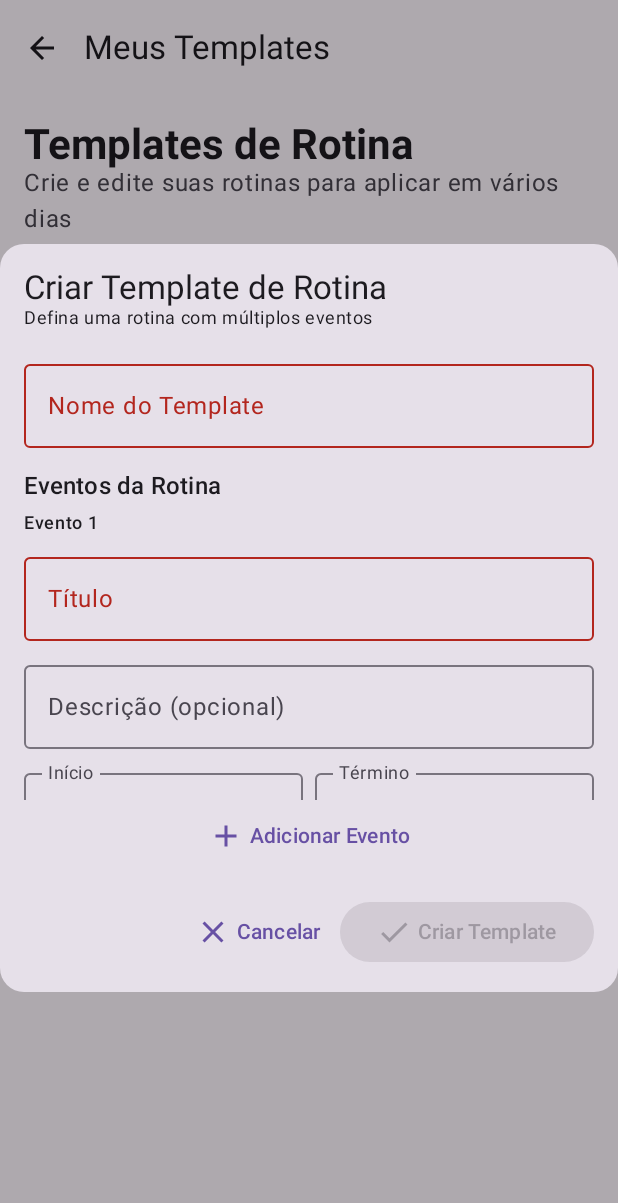
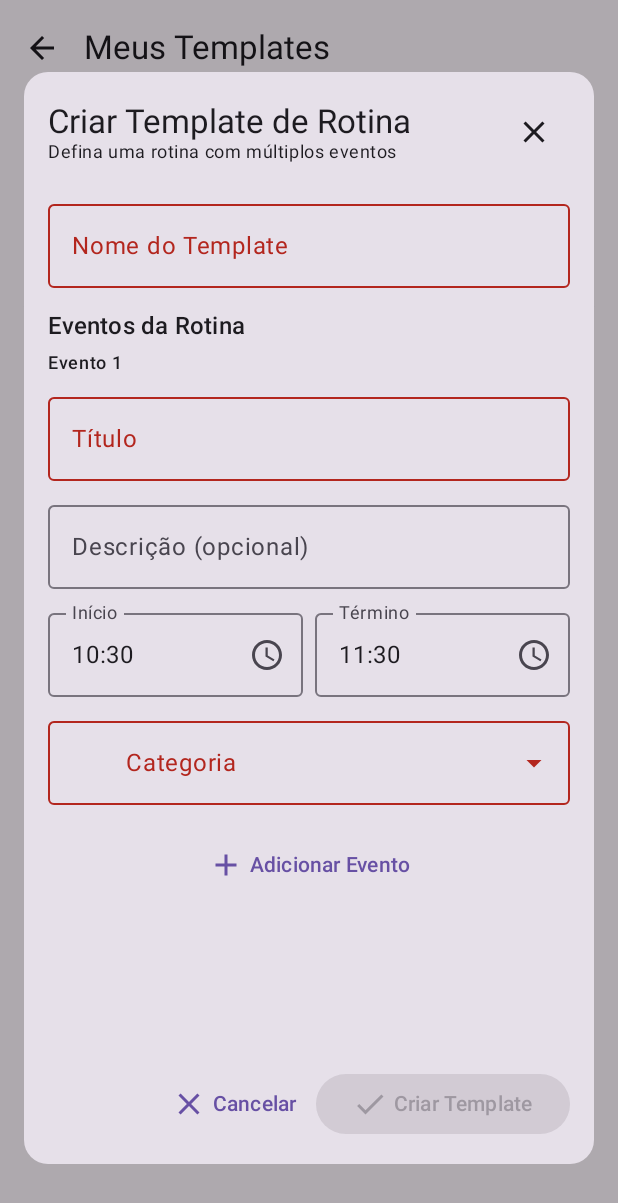
Before and after one commit to FabricioLimaa/Momentus, an Android app built with Jetpack Compose: the TemplatesActivity screen opened directly, with no data from a screen before it, after a tap on "Novo Template", on a phone screen of 412 x 824 dp. Shown: the top 1203 px of the screen. Run offline under Robolectric (Android 15) with nearby library versions, the phone set to English and light mode, and no system bars; our stand-ins replace Dagger/Hilt's generated code, Firebase (no records; nobody signed in at launch, a user with empty details on screens opened directly), Room's generated code.

Commit message:
Refatoração: Transforma diálogo de criação de template em tela cheia
Este commit refatora o diálogo de criação e edição de templates (`CreateTemplateDialog`) para que ele ocupe a tela inteira, melhorando a usabilidade em dispositivos móveis.

A transformação do diálogo em uma experiência de tela cheia (`DialogProperties(usePlatformDefaultWidth = false)`) proporciona mais espaço para a lista de eventos, que agora é rolável e ocupa a maior parte da tela, facilitando o gerenciamento de templates com muitos itens.

**Principais alterações:**

*   **`TemplatesActivity.kt`:**
    *   O `Dialog` de criação/edição de templates agora utiliza `DialogProperties(usePlatformDefaultWidth = false)` e `Modifier.fillMaxSize()` para ocupar toda a tela.
    *   Foi adicionado um `IconButton` com um ícone de "Fechar" no canto superior direito do diálogo, oferecendo um controle explícito para o usuário descartar as alterações.
    *   A estrutura interna do diálogo foi ajustada para usar `Column` com `weight(1f)`, garantindo que a `LazyColumn` com os eventos do template utilize todo o espaço vertical disponível, melhorando a rolagem.

```diff
--- a/app/src/main/java/br/com/fabriciolima/momentus/ui/screens/TemplatesActivity.kt
+++ b/app/src/main/java/br/com/fabriciolima/momentus/ui/screens/TemplatesActivity.kt
@@ -74,6 +74,7 @@ import androidx.compose.ui.text.style.TextAlign
 import androidx.compose.ui.unit.dp
 import androidx.compose.ui.unit.sp
 import androidx.compose.ui.window.Dialog
+import androidx.compose.ui.window.DialogProperties
 import androidx.lifecycle.compose.collectAsStateWithLifecycle
 import br.com.fabriciolima.momentus.data.model.ItemCronograma
 import br.com.fabriciolima.momentus.data.model.Rotina
@@ -394,11 +395,30 @@ fun CreateTemplateDialog(
         }
     }
 
-    Dialog(onDismissRequest = onDismiss) {
-        Card(shape = RoundedCornerShape(16.dp)) {
-            Column(modifier = Modifier.padding(16.dp).verticalScroll(rememberScrollState())) {
+    Dialog(
+        onDismissRequest = onDismiss,
+        properties = DialogProperties(usePlatformDefaultWidth = false)
+    ) {
+        Card(
+            modifier = Modifier
+                .fillMaxSize()
+                .padding(vertical = 48.dp, horizontal = 16.dp),
+            shape = RoundedCornerShape(16.dp)
+        ) {
+            Column(modifier = Modifier.padding(16.dp)) {
+                Row(
+                    modifier = Modifier.fillMaxWidth(),
+                    horizontalArrangement = Arrangement.SpaceBetween,
+                    verticalAlignment = Alignment.CenterVertically
+                ) {
+                    Column(modifier = Modifier.weight(1f, fill = false)) {
                         Text(if(isEditMode) "Editar Template" else "Criar Template de Rotina", style = MaterialTheme.typography.titleLarge)
                         Text(if(isEditMode) "Ajuste os detalhes do seu template" else "Defina uma rotina com múltiplos eventos", style = MaterialTheme.typography.bodySmall)
+                    }
+                    IconButton(onClick = onDismiss) {
+                        Icon(Icons.Default.Close, contentDescription = "Fechar")
+                    }
+                }
                 Spacer(modifier = Modifier.height(16.dp))
 
                 OutlinedTextField(
@@ -411,9 +431,12 @@ fun CreateTemplateDialog(
                 )
                 Spacer(modifier = Modifier.height(16.dp))
 
+                // Usar um Column com peso para que ele ocupe o espaço disponível e a lista possa rolar.
+                Column(modifier = Modifier.weight(1f)) {
+                    LazyColumn() {
+                        item {
                             Text("Eventos da Rotina", style = MaterialTheme.typography.titleMedium)
-
-                LazyColumn(modifier = Modifier.heightIn(max = 200.dp)) {
+                        }
                         itemsIndexed(eventForms) { index, eventData ->
                             Spacer(modifier = Modifier.height(8.dp))
                             Text("Evento ${index + 1}", style = MaterialTheme.typography.labelMedium)
@@ -425,12 +448,11 @@ fun CreateTemplateDialog(
                                 }
                             )
                             Spacer(modifier = Modifier.height(8.dp))
-                        if(index < eventForms.lastIndex) {
+                            if (index < eventForms.lastIndex) {
                                 Divider()
                             }
                         }
-                }
-
+                        item {
                             TextButton(
                                 onClick = { eventForms = eventForms + EventFormData() },
                                 modifier = Modifier.fillMaxWidth()
@@ -438,6 +460,9 @@ fun CreateTemplateDialog(
                                 Icon(Icons.Default.Add, contentDescription = "Adicionar Evento ao Template")
                                 Spacer(modifier = Modifier.width(4.dp))
                                 Text("Adicionar Evento")
+                            }
+                        }
+                    }
                 }
 
                 Spacer(modifier = Modifier.height(16.dp))
```
Lines whose indentation alone changed are shown as unchanged.
